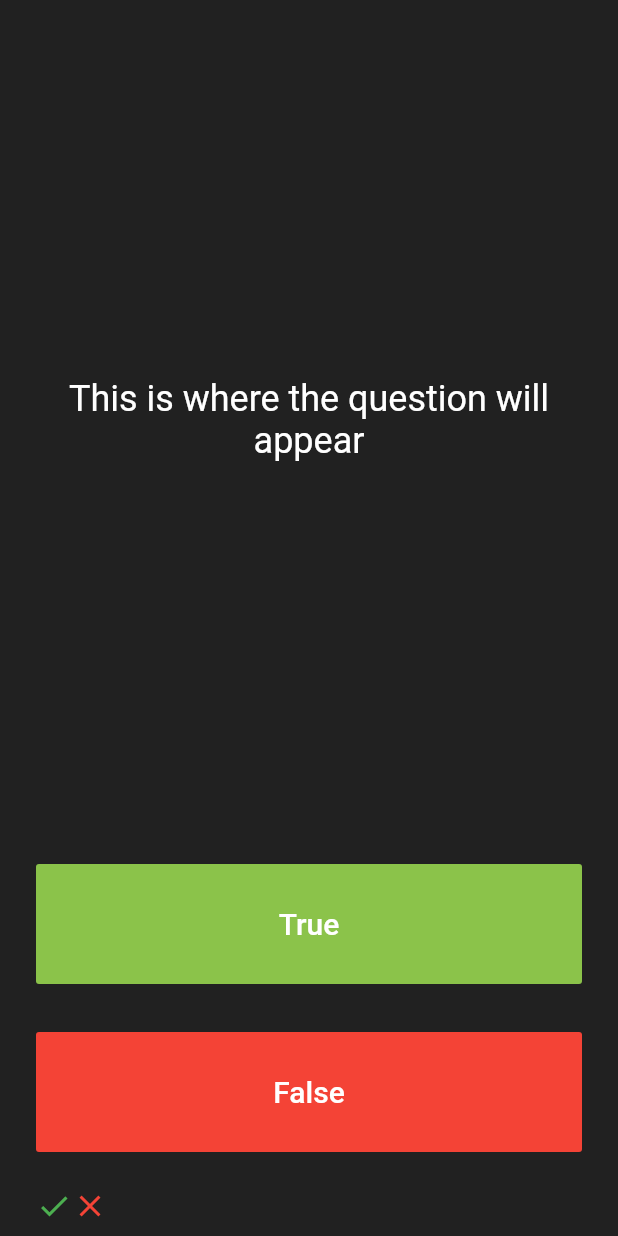
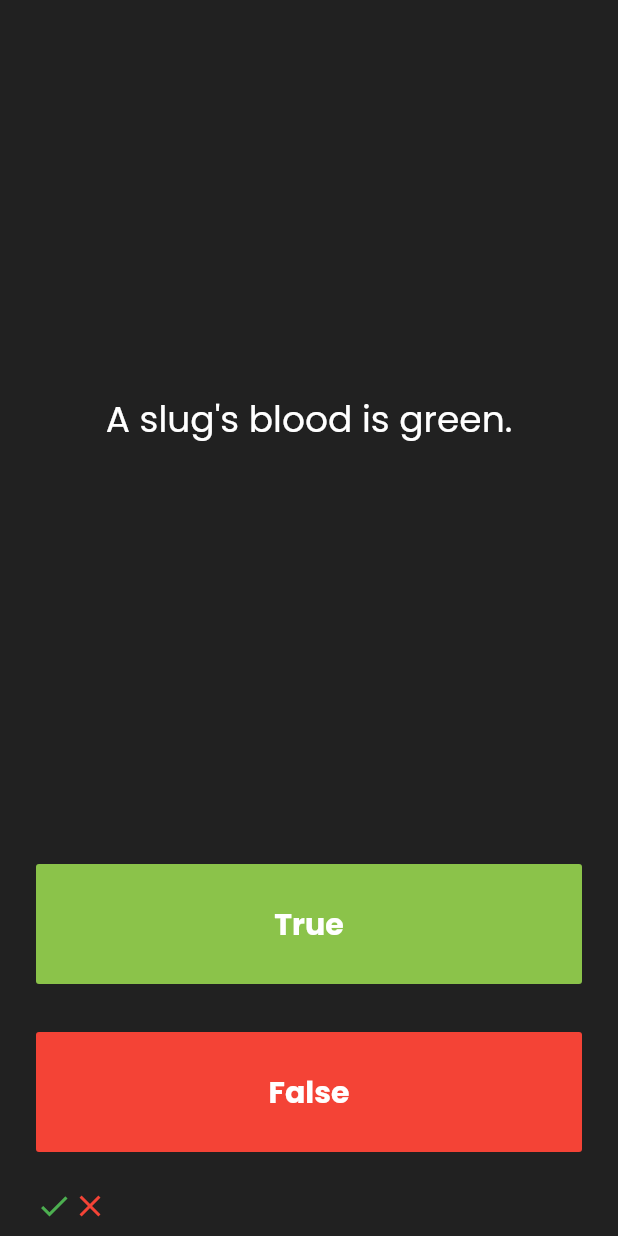
Before and after one commit to max-jellycat/quizzler, a Flutter app: the screen it shows after launch, after a tap on "True", after a tap on "False", on a phone screen of 412 x 824 dp. Run offline on Flutter 3.47's test engine with Material 2 defaults, Android fonts, the phone set to English and light mode, and no system bars.

Commit message:
questions list + font

```diff
--- a/lib/main.dart
+++ b/lib/main.dart
@@ -8,6 +8,9 @@ class Quizzler extends StatelessWidget {
   @override
   Widget build(BuildContext context) {
     return MaterialApp(
+      theme: ThemeData(
+        fontFamily: 'Poppins',
+      ),
       home: Scaffold(
         backgroundColor: Colors.grey.shade900,
         body: SafeArea(
@@ -34,6 +37,8 @@ class _QuizPageState extends State<QuizPage> {
     'A slug\'s blood is green.'
   ];
 
+  int progressIndex = 0;
+
   @override
   Widget build(BuildContext context) {
     return Column(
@@ -42,10 +47,10 @@ class _QuizPageState extends State<QuizPage> {
         Expanded(
           flex: 5,
           child: Padding(
-            padding: const EdgeInsets.all(8.0),
+            padding: const EdgeInsets.all(16.0),
             child: Center(
               child: Text(
-                'This is where the question will appear',
+                questions[progressIndex],
                 textAlign: TextAlign.center,
                 style: TextStyle(
                   fontSize: 24.0,
@@ -65,17 +70,21 @@ class _QuizPageState extends State<QuizPage> {
                 'True',
                 style: TextStyle(
                   fontSize: 20.0,
+                  fontWeight: FontWeight.bold,
                   color: Colors.white,
                 ),
               ),
-              onPressed: () => setState(
-                () => scoreKeeper.add(
+              onPressed: () {
+                setState(() {
+                  progressIndex++;
+                  scoreKeeper.add(
                     Icon(
                       Icons.check,
                       color: Colors.green,
                     ),
-                ),
-              ),
+                  );
+                });
+              },
             ),
           ),
         ),
@@ -89,17 +98,21 @@ class _QuizPageState extends State<QuizPage> {
                 'False',
                 style: TextStyle(
                   fontSize: 20.0,
+                  fontWeight: FontWeight.bold,
                   color: Colors.white,
                 ),
               ),
-              onPressed: () => setState(
-                () => scoreKeeper.add(
+              onPressed: () {
+                setState(() {
+                  progressIndex++;
+                  scoreKeeper.add(
                     Icon(
                       Icons.close,
                       color: Colors.red,
                     ),
-                ),
-              ),
+                  );
+                });
+              },
             ),
           ),
         ),
```
Also changed, not shown: pubspec.yaml (+6 -11 lines), fonts/Poppins-Bold.ttf (added), fonts/Poppins-Regular.ttf (added). Lines whose indentation alone changed are shown as unchanged.
